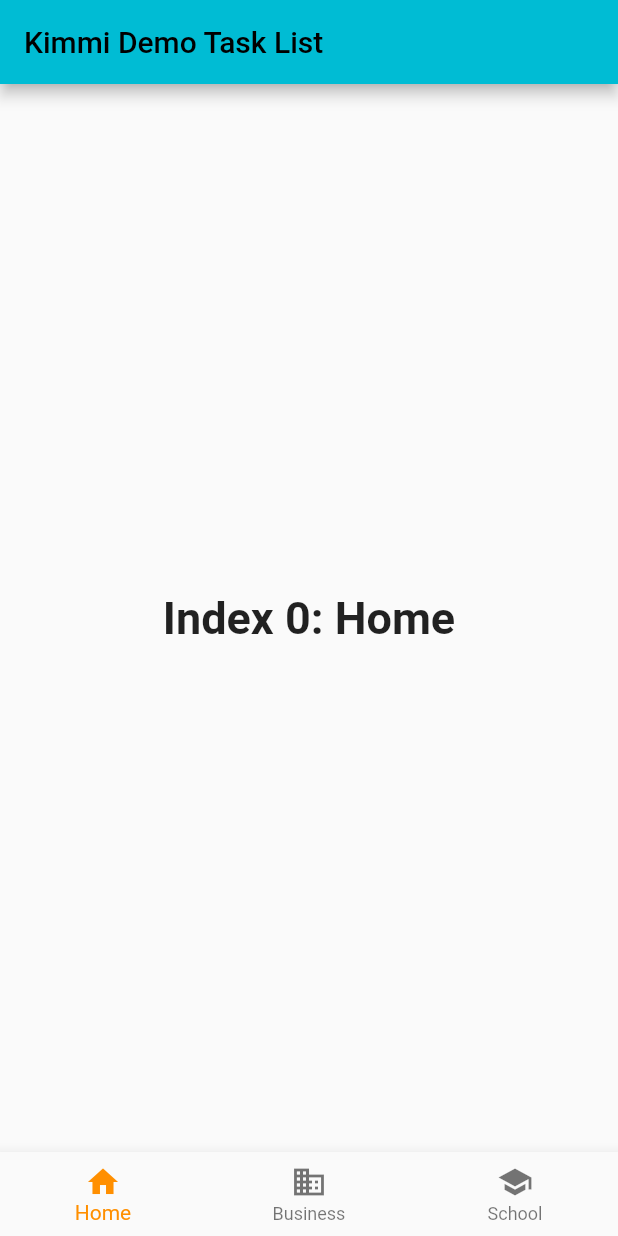
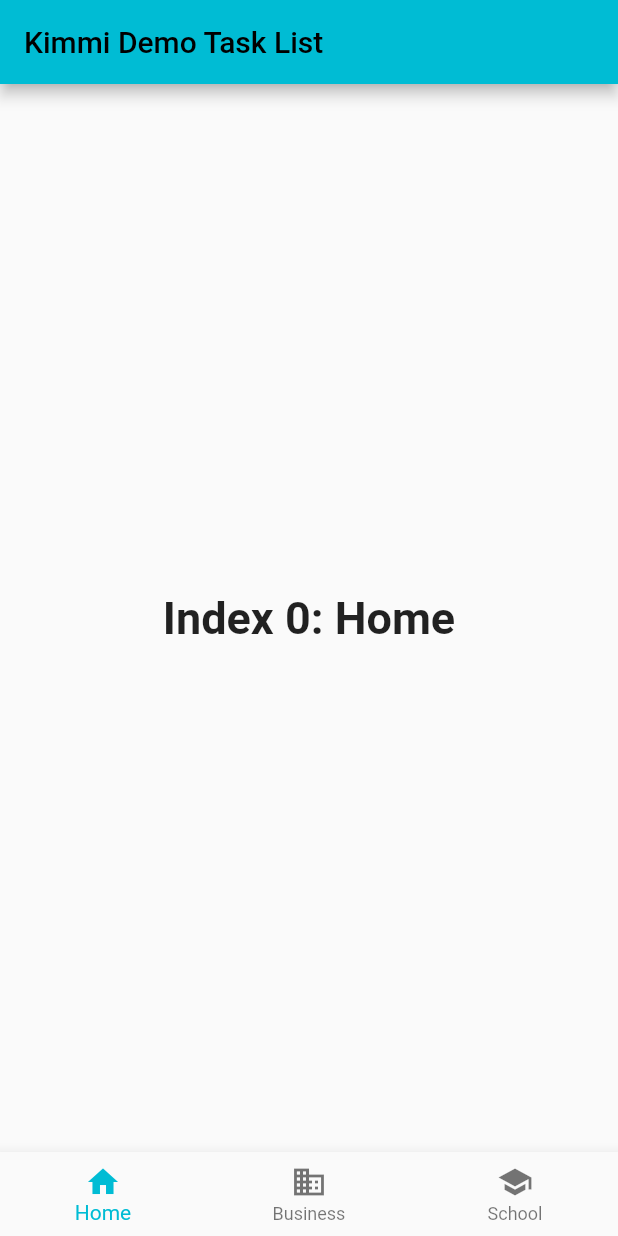
Before and after one commit to kimimaula/task-tracker, a Flutter app: the screen it shows after launch, on a phone screen of 412 x 824 dp. Run offline on Flutter 3.47's test engine with Material 2 defaults, Android fonts, the phone set to English and light mode, and no system bars.

Commit message:
chg color from amber to cyan

```diff
--- a/lib/main.dart
+++ b/lib/main.dart
@@ -29,7 +29,6 @@ class MyHomePage extends StatefulWidget {
 }
 
 class _MyHomePageState extends State<MyHomePage> {
-  int _counter = 0;
   int _selectedIndex = 0;
 
   static const TextStyle optionStyle =
@@ -48,13 +47,6 @@ class _MyHomePageState extends State<MyHomePage> {
       style: optionStyle,
     ),
   ];
-
-  // state
-  void _incrementCounter() {
-    setState(() {
-      _counter++;
-    });
-  }
 
   void _onItemTapped(int index) {
     setState(() {
@@ -87,7 +79,7 @@ class _MyHomePageState extends State<MyHomePage> {
           ),
         ],
         currentIndex: _selectedIndex,
-        selectedItemColor: Colors.amber[800],
+        selectedItemColor: Colors.cyan,
         onTap: _onItemTapped,
       ),
     );
```
